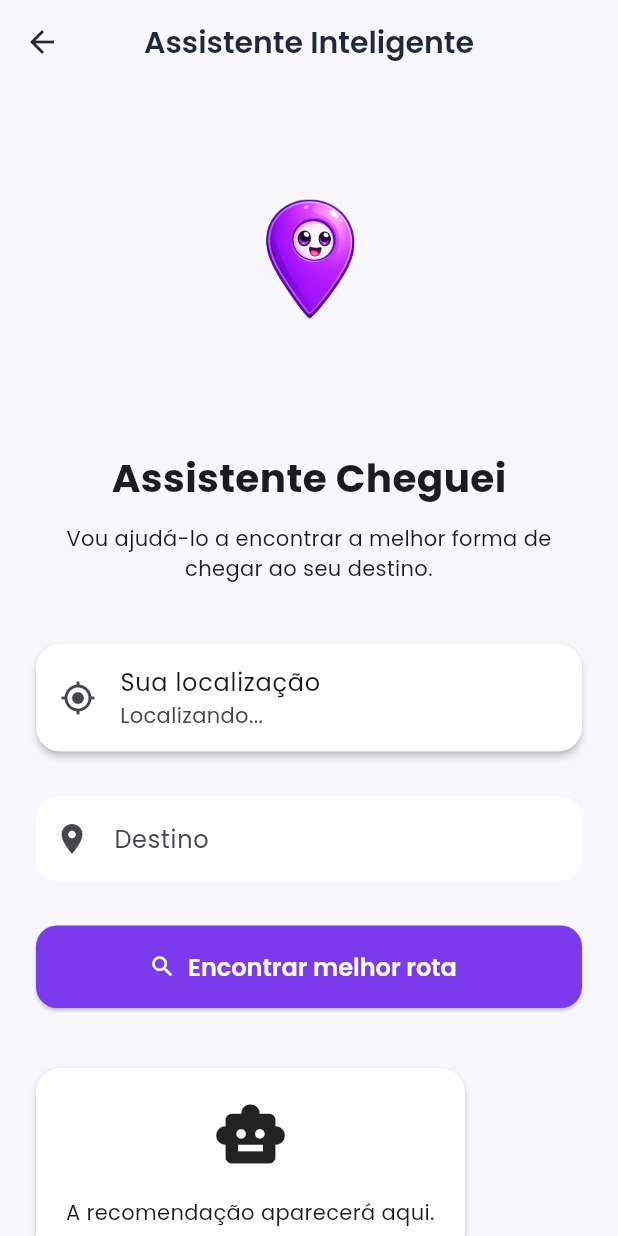
After one commit to engcluizsantos/cheguei, a Flutter app: the HomePage screen opened by its route, after a tap on "Assistente Inteligente", on a phone screen of 412 x 824 dp. The commit adds this screen. Run offline on Flutter 3.47's test engine with Material 3 defaults, Android fonts, the phone set to English and light mode, and no system bars; our stand-ins replace flutter_map, flutter_riverpod, geolocator, go_router, google_fonts, hive_flutter and 1 more; accounts and stored records are empty.

Commit message:
feat: inicia versão 2.0 com tela do Assistente Gui

```diff
--- a/lib/app/app_router.dart
+++ b/lib/app/app_router.dart
@@ -4,6 +4,7 @@ import 'package:cheguei/screens/auth/login_page.dart';
 import 'package:cheguei/screens/auth/register_page.dart';
 import 'package:cheguei/screens/profile/profile_page.dart';
 import 'package:cheguei/screens/home/home_page.dart';
+import 'package:cheguei/screens/assistant/assistant_page.dart';
 
 class AppRoutes {
   AppRoutes._();
@@ -18,6 +19,7 @@ class AppRoutes {
   static const chat = '/chat';
   static const favorites = '/favorites';
   static const settings = '/settings';
+  static const assistant = '/assistant';
 }
 
 class AppRouter {
@@ -50,6 +52,11 @@ class AppRouter {
         path: AppRoutes.home,
         builder: (context, state) => const HomePage(),
       ),
+
+      GoRoute(
+        path: AppRoutes.assistant,
+        builder: (context, state) => const AssistantPage(),
+      ),
     ],
   );
 }
--- /dev/null
+++ b/lib/screens/assistant/assistant_page.dart
@@ -0,0 +1,113 @@
+import 'package:flutter/material.dart';
+
+class AssistantPage extends StatefulWidget {
+  const AssistantPage({super.key});
+
+  @override
+  State<AssistantPage> createState() => _AssistantPageState();
+}
+
+class _AssistantPageState extends State<AssistantPage> {
+  final destinationController = TextEditingController();
+
+  @override
+  void dispose() {
+    destinationController.dispose();
+    super.dispose();
+  }
+
+  @override
+  Widget build(BuildContext context) {
+    return Scaffold(
+      appBar: AppBar(
+        title: const Text('Assistente Inteligente'),
+        centerTitle: true,
+      ),
+      body: SingleChildScrollView(
+        padding: const EdgeInsets.all(24),
+        child: Column(
+          crossAxisAlignment: CrossAxisAlignment.start,
+          children: [
+            Center(
+              child: Image.asset(
+                'assets/images/assistant.png',
+                width: 200,
+                height: 200,
+              ),
+            ),
+
+            const SizedBox(height: 20),
+
+            const Center(
+              child: Text(
+                'Assistente Cheguei',
+                style: TextStyle(fontSize: 26, fontWeight: FontWeight.bold),
+              ),
+            ),
+
+            const SizedBox(height: 12),
+
+            const Center(
+              child: Text(
+                'Vou ajudá-lo a encontrar a melhor forma de chegar ao seu destino.',
+                textAlign: TextAlign.center,
+              ),
+            ),
+
+            const SizedBox(height: 40),
+
+            Card(
+              child: ListTile(
+                leading: const Icon(Icons.my_location),
+                title: const Text('Sua localização'),
+                subtitle: const Text('Localizando...'),
+              ),
+            ),
+
+            const SizedBox(height: 30),
+
+            TextField(
+              controller: destinationController,
+              decoration: const InputDecoration(
+                labelText: 'Destino',
+                hintText: 'Ex.: Avenida Paulista',
+                border: OutlineInputBorder(),
+                prefixIcon: Icon(Icons.location_on),
+              ),
+            ),
+
+            const SizedBox(height: 30),
+
+            SizedBox(
+              width: double.infinity,
+              height: 55,
+              child: ElevatedButton.icon(
+                onPressed: () {},
+                icon: const Icon(Icons.search),
+                label: const Text('Encontrar melhor rota'),
+              ),
+            ),
+
+            const SizedBox(height: 40),
+
+            Card(
+              child: Padding(
+                padding: const EdgeInsets.all(20),
+                child: Column(
+                  children: const [
+                    Icon(Icons.smart_toy, size: 50),
+                    SizedBox(height: 16),
+                    Text(
+                      'A recomendação aparecerá aqui.',
+                      textAlign: TextAlign.center,
+                    ),
+                  ],
+                ),
+              ),
+            ),
+          ],
+        ),
+      ),
+    );
+  }
+}
--- a/lib/screens/home/home_page.dart
+++ b/lib/screens/home/home_page.dart
@@ -13,6 +13,8 @@ import 'package:cheguei/core/constants/sptrans_constants.dart';
 import 'package:cheguei/repositories/sptrans_repository.dart';
 import 'package:cheguei/models/sptrans_stop_model.dart';
 import 'package:url_launcher/url_launcher.dart';
+import 'package:go_router/go_router.dart';
+import 'package:cheguei/app/app_router.dart';
 
 class HomePage extends StatefulWidget {
   const HomePage({super.key});
@@ -107,7 +109,6 @@ class _HomePageState extends State<HomePage> {
     }
 
     setState(() {});
-
   }
 
   void loadRecommendations() {
@@ -211,6 +212,16 @@ class _HomePageState extends State<HomePage> {
                 text: 'Encontrar melhor rota',
                 icon: Icons.route,
                 onPressed: findBestRoute,
+              ),
+
+              const SizedBox(height: 12),
+
+              OutlinedButton.icon(
+                onPressed: () {
+                  context.push(AppRoutes.assistant);
+                },
+                icon: const Icon(Icons.smart_toy),
+                label: const Text('Assistente Inteligente'),
               ),
 
               const SizedBox(height: 32),
```
Also changed, not shown: assets/images/assistant.png (added).
